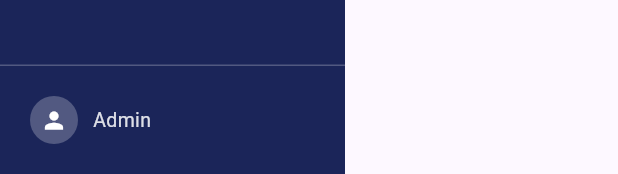
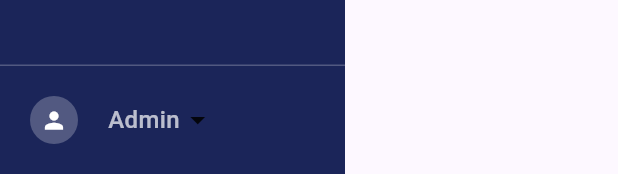
Before and after one commit to Fathima-24UCS20/InsightX, a Flutter app: the AppSidebar widget shown alone on an empty page, opened directly with empty values, on a phone screen of 412 x 824 dp. Shown: the part 1062-1236 px from the top of the screen. Run offline on Flutter 3.47's test engine with Material 3 defaults, Android fonts, the phone set to English and light mode, and no system bars; our stand-ins replace file_picker, fl_chart, shared_preferences; accounts and stored records are empty; network calls fail.

Commit message:
Added logout work

```diff
--- a/frontend/lib/widgets/side_bar.dart
+++ b/frontend/lib/widgets/side_bar.dart
@@ -1,4 +1,6 @@
 import 'package:flutter/material.dart';
+import 'package:shared_preferences/shared_preferences.dart';
+import '../screens/login.dart';
 
 class SidebarItem {
   final IconData icon;
@@ -139,11 +141,72 @@ class AppSidebar extends StatelessWidget {
                 ),
                 const SizedBox(width: 10),
                 Expanded(
-                  child: Text(
-                    "Admin",
-                    style: TextStyle(
-                      color: Colors.white.withValues(alpha: 0.85),
-                      fontSize: 13,
+                  child: PopupMenuButton<String>(
+                    tooltip: '',
+                    offset: const Offset(0, -60),
+                    color: const Color(0xFF2B315C), // Match your sidebar theme
+                    elevation: 8,
+                    shape: RoundedRectangleBorder(
+                      borderRadius: BorderRadius.circular(12),
+                      side: const BorderSide(
+                        color: Color(0xFF4A4F7A),
+                        width: 1,
+                      ),
+                    ),
+                    onSelected: (value) async {
+                      if (value == 'logout') {
+                        // logout code
+                        SharedPreferences prefs =
+                            await SharedPreferences.getInstance();
+
+                        await prefs.remove('access_token'); // or prefs.clear()
+
+                        Navigator.pushAndRemoveUntil(
+                          context,
+                          MaterialPageRoute(
+                            builder: (_) => const LoginScreen(),
+                          ),
+                          (route) => false,
+                        );
+                      }
+                    },
+                    itemBuilder: (context) => [
+                      const PopupMenuItem<String>(
+                        value: 'logout',
+                        child: Row(
+                          children: [
+                            Icon(
+                              Icons.logout_rounded,
+                              color: Colors.white70,
+                              size: 20,
+                            ),
+                            SizedBox(width: 10),
+                            Text(
+                              'Logout',
+                              style: TextStyle(
+                                color: Colors.white70,
+                                fontSize: 15,
+                                fontWeight: FontWeight.w500,
+                              ),
+                            ),
+                          ],
+                        ),
+                      ),
+                    ],
+                    child: Row(
+                      children: [
+                        SizedBox(width: 10),
+                        Text(
+                          "Admin",
+                          style: const TextStyle(
+                            color: Colors
+                                .white70, // same as your sidebar menu text
+                            fontSize: 16,
+                            fontWeight: FontWeight.w500,
+                          ),
+                        ),
+                        Icon(Icons.arrow_drop_down),
+                      ],
                     ),
                   ),
                 ),
```
